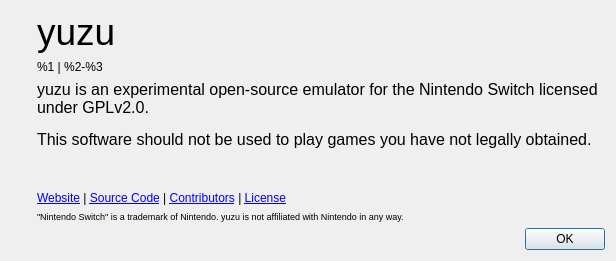
Before: the Qt Designer form src/yuzu/aboutdialog.ui in rorrim-rorrim/eden-alt, drawn with Qt 5.
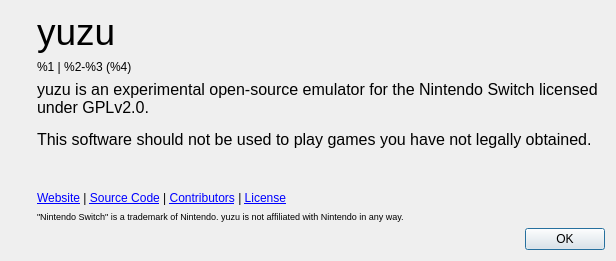
After: the same form once the commit is applied. Icons and pictures are not drawn.

Commit message: Port #3837 from Citra: "Add build date in about dialog"

The edit to the form file:
```diff
--- a/src/yuzu/aboutdialog.ui
+++ b/src/yuzu/aboutdialog.ui
@@ -70,7 +70,7 @@
           </sizepolicy>
          </property>
          <property name="text">
-          <string>&lt;html&gt;&lt;head/&gt;&lt;body&gt;&lt;p&gt;%1 | %2-%3&lt;/p&gt;&lt;/body&gt;&lt;/html&gt;</string>
+          <string>&lt;html&gt;&lt;head/&gt;&lt;body&gt;&lt;p&gt;%1 | %2-%3 (%4)&lt;/p&gt;&lt;/body&gt;&lt;/html&gt;</string>
          </property>
         </widget>
        </item>
```
The commit also changes 1 other file.
